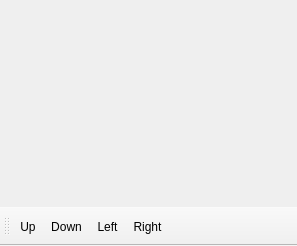
This is 2048/table.ui in IlyaBoykoProgr/qt-cpp as Qt 5 draws it before an edit. The edited form follows.
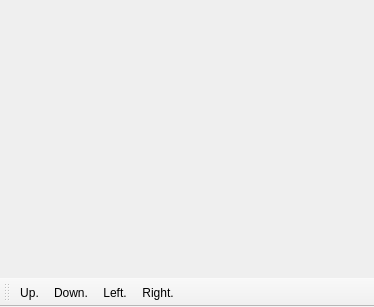
This is the edited form. Icons and pictures are not drawn.

What changed in the file:
```diff
--- a/2048/table.ui
+++ b/2048/table.ui
@@ -6,8 +6,8 @@
    <rect>
     <x>0</x>
     <y>0</y>
-    <width>297</width>
-    <height>246</height>
+    <width>374</width>
+    <height>307</height>
    </rect>
   </property>
   <property name="windowTitle">
@@ -18,7 +18,7 @@
     <normaloff>:/icons/gem5.png</normaloff>:/icons/gem5.png</iconset>
   </property>
   <widget class="QWidget" name="centralWidget">
-   <layout class="QVBoxLayout" name="verticalLayout"/>
+   <layout class="QGridLayout" name="gridLayout"/>
   </widget>
   <widget class="QToolBar" name="mainToolBar">
    <attribute name="toolBarArea">
@@ -31,11 +31,10 @@
    <addaction name="Down"/>
    <addaction name="Left"/>
    <addaction name="Right"/>
-   <addaction name="cheat"/>
   </widget>
   <action name="Up">
    <property name="text">
-    <string>Up</string>
+    <string>Up.</string>
    </property>
    <property name="shortcut">
     <string>Up</string>
@@ -46,7 +45,7 @@
     <bool>true</bool>
    </property>
    <property name="text">
-    <string>Down</string>
+    <string>Down.</string>
    </property>
    <property name="shortcut">
     <string>Down</string>
@@ -54,7 +53,7 @@
   </action>
   <action name="Left">
    <property name="text">
-    <string>Left</string>
+    <string>Left.</string>
    </property>
    <property name="shortcut">
     <string>Left</string>
@@ -62,17 +61,12 @@
   </action>
   <action name="Right">
    <property name="text">
-    <string>Right</string>
+    <string>Right.</string>
    </property>
    <property name="shortcut">
     <string>Right</string>
    </property>
   </action>
-  <action name="cheat">
-   <property name="text">
-    <string> </string>
-   </property>
-  </action>
  </widget>
  <layoutdefault spacing="6" margin="11"/>
  <resources>
```
